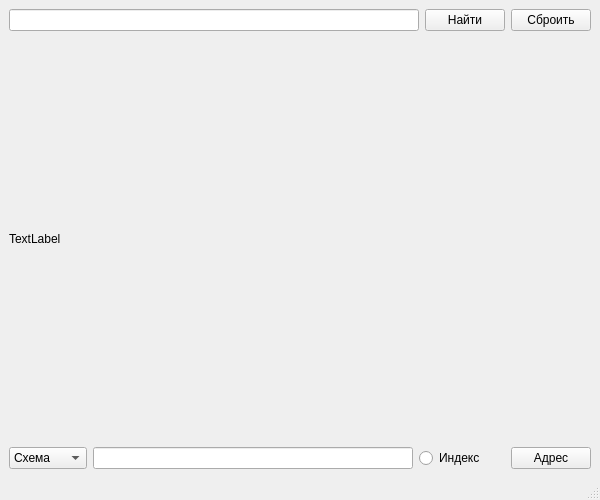
The window that map_window.ui (PhoenixAtlanta/Maps_API) describes before a commit, drawn with Qt 5.
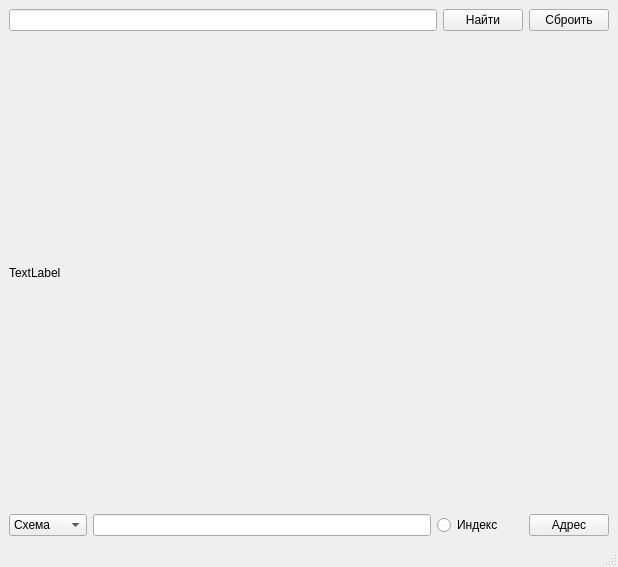
The same window after the commit.

What changed in the file:
```diff
--- a/map_window.ui
+++ b/map_window.ui
@@ -6,8 +6,8 @@
    <rect>
     <x>0</x>
     <y>0</y>
-    <width>600</width>
-    <height>500</height>
+    <width>618</width>
+    <height>567</height>
    </rect>
   </property>
   <property name="windowTitle">
```
Left out of the diff: 2 changed lines with no effect on the pictures.
